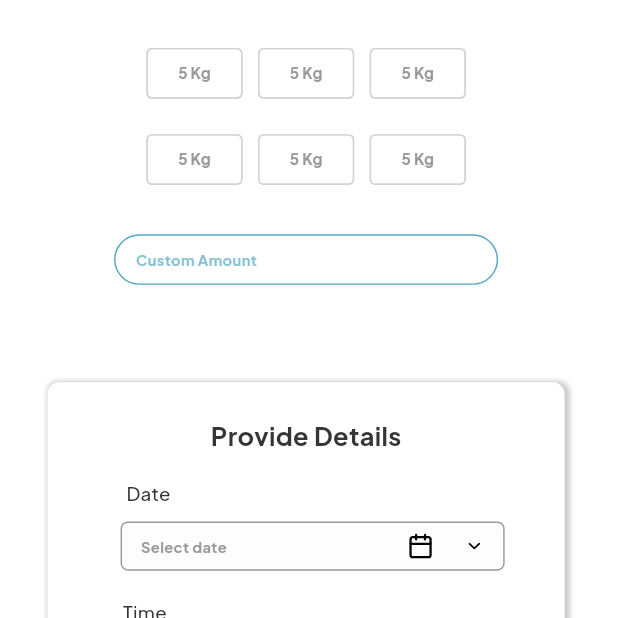
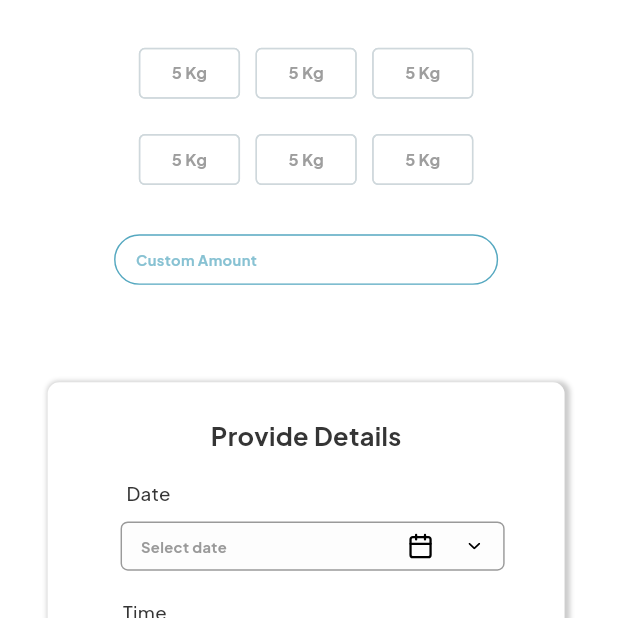
Before and after one commit to Deeksha-03/meal_connect_final, a Flutter app: the CheckoutPage screen opened directly, on a phone screen of 412 x 824 dp, the top half of it. Run offline on Flutter 3.47's test engine with Material 3 defaults, Android fonts, the phone set to English and light mode, and no system bars; our stand-ins replace cached_network_image, carousel_slider, dotted_border, flutter_svg, pin_code_fields, readmore and 1 more.

Commit message:
ngo list and ngo profile

```diff
--- a/lib/core/utils/image_constant.dart
+++ b/lib/core/utils/image_constant.dart
@@ -127,6 +127,8 @@ class ImageConstant {
 
   static String imgArrowDown = '$imagePath/img_arrow_down.svg';
 
+  static String imgNgoLogo = '$imagePath/ngo_logo.png';
+
   static String imgCalendar = '$imagePath/img_calendar.svg';
 
   static String imageNotFound = 'assets/images/image_not_found.png';
--- a/lib/core/utils/size_utils.dart
+++ b/lib/core/utils/size_utils.dart
@@ -1,4 +1,3 @@
-import 'dart:ui' as ui;
 import 'package:flutter/material.dart';
 
 // These are the Viewport values of your Figma Design.
--- a/lib/main.dart
+++ b/lib/main.dart
@@ -1,6 +1,5 @@
 import 'package:flutter/material.dart';
 import 'package:flutter/services.dart';
-import 'package:flutter/scheduler.dart';
 import 'core/app_export.dart';
 
 var globalMessengerKey = GlobalKey<ScaffoldMessengerState>();
@@ -24,7 +23,7 @@ class MyApp extends StatelessWidget {
           theme: theme,
           title: 'meal_connect',
           debugShowCheckedModeBanner: false,
-          initialRoute: AppRoutes.startPageOneScreen,//change here startPageOneScreen
+          initialRoute: AppRoutes.profileOtherScreen,//change here startPageOneScreen
           routes: AppRoutes.routes,
         );
       },
--- a/lib/presentation/checkout_page/widgets/thirtyfour_item_widget.dart
+++ b/lib/presentation/checkout_page/widgets/thirtyfour_item_widget.dart
@@ -1,44 +1,40 @@
 import 'package:flutter/material.dart';
 import 'package:meal_connect/core/app_export.dart';
 
-// ignore: must_be_immutable
 class ThirtyfourItemWidget extends StatelessWidget {
-  const ThirtyfourItemWidget({Key? key})
-      : super(
-          key: key,
-        );
+  const ThirtyfourItemWidget({Key? key}) : super(key: key);
 
   @override
   Widget build(BuildContext context) {
     return RawChip(
       padding: EdgeInsets.symmetric(
-        horizontal: 21.h,
-        vertical: 7.v,
+        horizontal: 21.0, // Assuming these values are in logical pixels
+        vertical: 7.0,
       ),
       showCheckmark: false,
       labelPadding: EdgeInsets.zero,
       label: Text(
         "5 Kg",
         style: TextStyle(
-          color: appTheme.gray500,
-          fontSize: 11.459915161132812.fSize,
+          color: Colors.grey[500], // Using Colors.grey as an example
+          fontSize: 11.0, // Assuming font size as 11 logical pixels
           fontFamily: 'Plus Jakarta Sans',
           fontWeight: FontWeight.w700,
         ),
       ),
       selected: false,
-      backgroundColor: theme.colorScheme.onPrimaryContainer,
-      selectedColor: theme.colorScheme.onPrimaryContainer,
+      backgroundColor: Colors.white, // Using white as an example
+      selectedColor: Colors.white, // Using white as an example
       shape: RoundedRectangleBorder(
         side: BorderSide(
-          color: appTheme.blueGray100,
-          width: 1.h,
+          color: Colors.blueGrey[100]!, // Using Colors.blueGrey as an example
+          width: 1.0,
         ),
-        borderRadius: BorderRadius.circular(
-          4.h,
-        ),
+        borderRadius: BorderRadius.circular(4.0),
       ),
-      onSelected: (value) {},
+      onSelected: (value) {
+        // Callback when the chip is selected
+      },
     );
   }
 }
--- a/lib/presentation/ngo_order_list_container_screen/ngo_order_list_container_screen.dart
+++ b/lib/presentation/ngo_order_list_container_screen/ngo_order_list_container_screen.dart
@@ -1,7 +1,6 @@
 import 'package:flutter/material.dart';
 import 'package:meal_connect/core/app_export.dart';
 import 'package:meal_connect/presentation/ngo_order_list_page/ngo_order_list_page.dart';
-import 'package:meal_connect/presentation/profile_other_one_screen/profile_other_one_screen.dart';
 import 'package:meal_connect/presentation/profile_other_screen/profile_other_screen.dart';
 import 'package:meal_connect/widgets/custom_bottom_bar.dart';
 
--- a/lib/presentation/ngo_order_list_page/ngo_order_list_page.dart
+++ b/lib/presentation/ngo_order_list_page/ngo_order_list_page.dart
@@ -2,7 +2,6 @@ import '../ngo_order_list_page/widgets/donationlist_item_widget.dart';
 import '../ngo_order_list_page/widgets/donationsuccess_item_widget.dart';
 import 'package:flutter/material.dart';
 import 'package:meal_connect/core/app_export.dart';
-import 'package:meal_connect/presentation/ngo_order_list_page/ngo_order_list_page.dart';
 import 'package:meal_connect/widgets/app_bar/appbar_subtitle_three.dart';
 import 'package:meal_connect/widgets/app_bar/appbar_trailing_iconbutton.dart';
 import 'package:meal_connect/widgets/app_bar/custom_app_bar.dart';
--- a/lib/presentation/ngo_screen/ngo_screen.dart
+++ b/lib/presentation/ngo_screen/ngo_screen.dart
@@ -44,7 +44,7 @@ class NgoScreen extends StatelessWidget {
             ])),
         actions: [
           AppbarTrailingIconbutton(
-              imagePath: ImageConstant.imgMoreVertical,
+              imagePath: ImageConstant.imgNgoLogo,
               margin: EdgeInsets.fromLTRB(38.h, 38.v, 38.h, 22.v))
         ],
         styleType: Style.bgFill);
--- a/lib/presentation/ngo_screen/widgets/userprofile_item_widget.dart
+++ b/lib/presentation/ngo_screen/widgets/userprofile_item_widget.dart
@@ -27,7 +27,7 @@ class UserprofileItemWidget extends StatelessWidget {
           mainAxisAlignment: MainAxisAlignment.spaceAround,
           children: [
             CustomImageView(
-              imagePath: ImageConstant.imgContrast,
+              imagePath: ImageConstant.imgNgoLogo,
               height: 67.v,
               width: 70.h,
               margin: EdgeInsets.only(top: 1.v),
--- a/lib/presentation/profile_followed_screen/profile_followed_screen.dart
+++ b/lib/presentation/profile_followed_screen/profile_followed_screen.dart
@@ -164,6 +164,7 @@ class ProfileFollowedScreen extends StatelessWidget {
                   colorClickableText: theme.colorScheme.primary,
                   trimMode: TrimMode.Line,
                   trimCollapsedText: "Read more...",
+                  style: TextStyle(color: Colors.black),
                   moreStyle:
                       CustomTextStyles.bodyLargePlusJakartaSansBluegray900,
                   lessStyle:
--- a/lib/presentation/profile_other_screen/profile_other_screen.dart
+++ b/lib/presentation/profile_other_screen/profile_other_screen.dart
@@ -131,6 +131,7 @@ class ProfileOtherScreen extends StatelessWidget {
                               colorClickableText: theme.colorScheme.primary,
                               trimMode: TrimMode.Line,
                               trimCollapsedText: "Read more...",
+                              style: TextStyle(color: Colors.black),
                               moreStyle: CustomTextStyles
                                   .bodyLargePlusJakartaSansBluegray900,
                               lessStyle: CustomTextStyles
--- a/lib/presentation/start_page_two_screen/start_page_two_screen.dart
+++ b/lib/presentation/start_page_two_screen/start_page_two_screen.dart
@@ -7,4 +7,4 @@ Widget _buildMaskSection(BuildContext context) { return SizedBox(height: 383.v,
 onTapTxtSkip(BuildContext context) { Navigator.pushNamed(context, AppRoutes.welcomePageScreen); }
 /// Navigates to the startPageThreeScreen when the action is triggered.
 onTapNext(BuildContext context) { Navigator.pushNamed(context, AppRoutes.startPageThreeScreen); }
- }
+}
--- a/lib/theme/custom_button_style.dart
+++ b/lib/theme/custom_button_style.dart
@@ -1,4 +1,3 @@
-import 'dart:ui';
 import 'package:meal_connect/core/app_export.dart';
 import 'package:flutter/material.dart';
 
--- a/lib/theme/theme_helper.dart
+++ b/lib/theme/theme_helper.dart
@@ -1,4 +1,3 @@
-import 'dart:ui';
 import 'package:flutter/material.dart';
 import '../../core/app_export.dart';
 
--- a/lib/widgets/app_bar/appbar_subtitle_two.dart
+++ b/lib/widgets/app_bar/appbar_subtitle_two.dart
@@ -27,7 +27,7 @@ class AppbarSubtitleTwo extends StatelessWidget {
       child: Padding(
         padding: margin ?? EdgeInsets.zero,
         child: SizedBox(
-          width: 57.h,
+          width: 70.h,
           child: Text(
             text,
             maxLines: 2,
--- a/lib/widgets/base_button.dart
+++ b/lib/widgets/base_button.dart
@@ -1,5 +1,4 @@
 import 'package:flutter/material.dart';
-import 'package:meal_connect/core/app_export.dart';
 
 class BaseButton extends StatelessWidget {
   BaseButton({
```
Also changed, not shown: lib/presentation/successful_two_screen/successful_two_screen.dart (+48 -5 lines), assets/images/ngo_logo.png (added), 1 other file.
